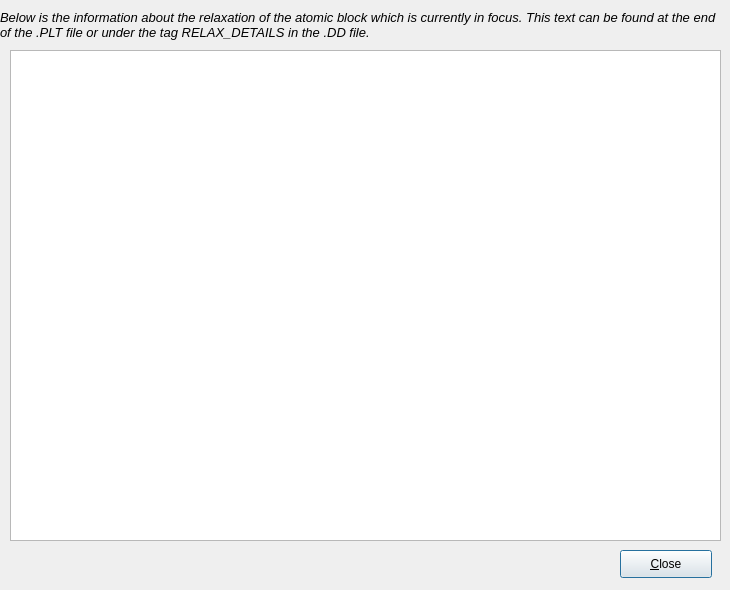
This is ui/drelaxinfo.ui in dmt4/ddplot as Qt 5 draws it before an edit. The edited form follows.
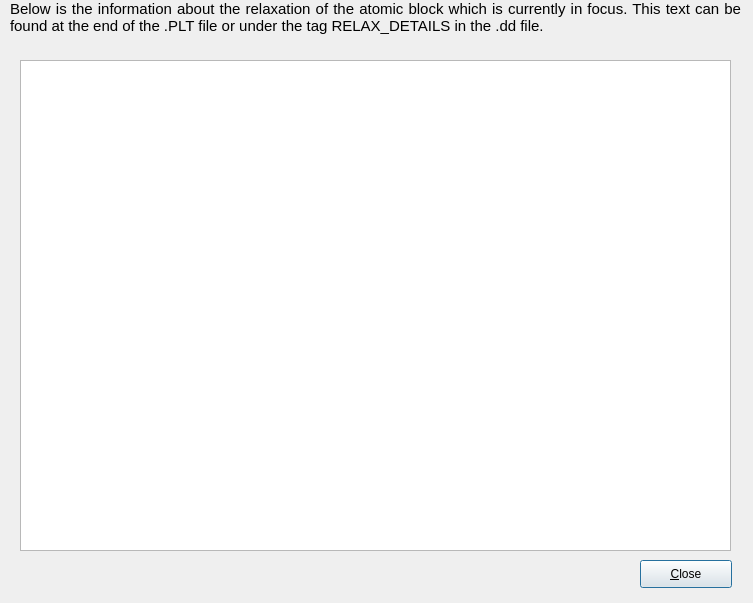
This is the edited form.

Patch:
```diff
--- a/ui/drelaxinfo.ui
+++ b/ui/drelaxinfo.ui
@@ -6,8 +6,8 @@
    <rect>
     <x>0</x>
     <y>0</y>
-    <width>730</width>
-    <height>590</height>
+    <width>753</width>
+    <height>603</height>
    </rect>
   </property>
   <property name="windowTitle">
@@ -16,9 +16,9 @@
   <widget class="QLabel" name="textLabel6">
    <property name="geometry">
     <rect>
-     <x>0</x>
+     <x>10</x>
      <y>0</y>
-     <width>730</width>
+     <width>731</width>
      <height>50</height>
     </rect>
    </property>
@@ -26,14 +26,14 @@
     <string>&lt;!DOCTYPE HTML PUBLIC &quot;-//W3C//DTD HTML 4.0//EN&quot; &quot;http://www.w3.org/TR/REC-html40/strict.dtd&quot;&gt;
 &lt;html&gt;&lt;head&gt;&lt;meta name=&quot;qrichtext&quot; content=&quot;1&quot; /&gt;&lt;style type=&quot;text/css&quot;&gt;
 p, li { white-space: pre-wrap; }
-&lt;/style&gt;&lt;/head&gt;&lt;body style=&quot; font-family:'Sans'; font-size:10pt; font-weight:400; font-style:normal;&quot;&gt;
-&lt;p style=&quot; margin-top:0px; margin-bottom:0px; margin-left:0px; margin-right:0px; -qt-block-indent:0; text-indent:0px;&quot;&gt;&lt;span style=&quot; font-style:italic;&quot;&gt;Below is the information about the relaxation of the atomic block which is currently in focus. This text can be found at the end of the .PLT file or under the tag RELAX_DETAILS in the .DD file.&lt;/span&gt;&lt;/p&gt;&lt;/body&gt;&lt;/html&gt;</string>
+&lt;/style&gt;&lt;/head&gt;&lt;body style=&quot; font-family:'Ubuntu'; font-size:11pt; font-weight:400; font-style:normal;&quot;&gt;
+&lt;p align=&quot;justify&quot; style=&quot; margin-top:0px; margin-bottom:0px; margin-left:0px; margin-right:0px; -qt-block-indent:0; text-indent:0px;&quot;&gt;Below is the information about the relaxation of the atomic block which is currently in focus. This text can be found at the end of the .PLT file or under the tag RELAX_DETAILS in the .dd file.&lt;/p&gt;&lt;/body&gt;&lt;/html&gt;</string>
    </property>
    <property name="textFormat">
     <enum>Qt::RichText</enum>
    </property>
    <property name="alignment">
-    <set>Qt::AlignVCenter</set>
+    <set>Qt::AlignLeading|Qt::AlignLeft|Qt::AlignTop</set>
    </property>
    <property name="wordWrap">
     <bool>true</bool>
@@ -45,8 +45,8 @@
   <widget class="QTextEdit" name="textArea">
    <property name="geometry">
     <rect>
-     <x>10</x>
-     <y>50</y>
+     <x>20</x>
+     <y>60</y>
      <width>711</width>
      <height>491</height>
     </rect>
@@ -55,8 +55,8 @@
   <widget class="QPushButton" name="button">
    <property name="geometry">
     <rect>
-     <x>620</x>
-     <y>550</y>
+     <x>640</x>
+     <y>560</y>
      <width>92</width>
      <height>28</height>
     </rect>
```
